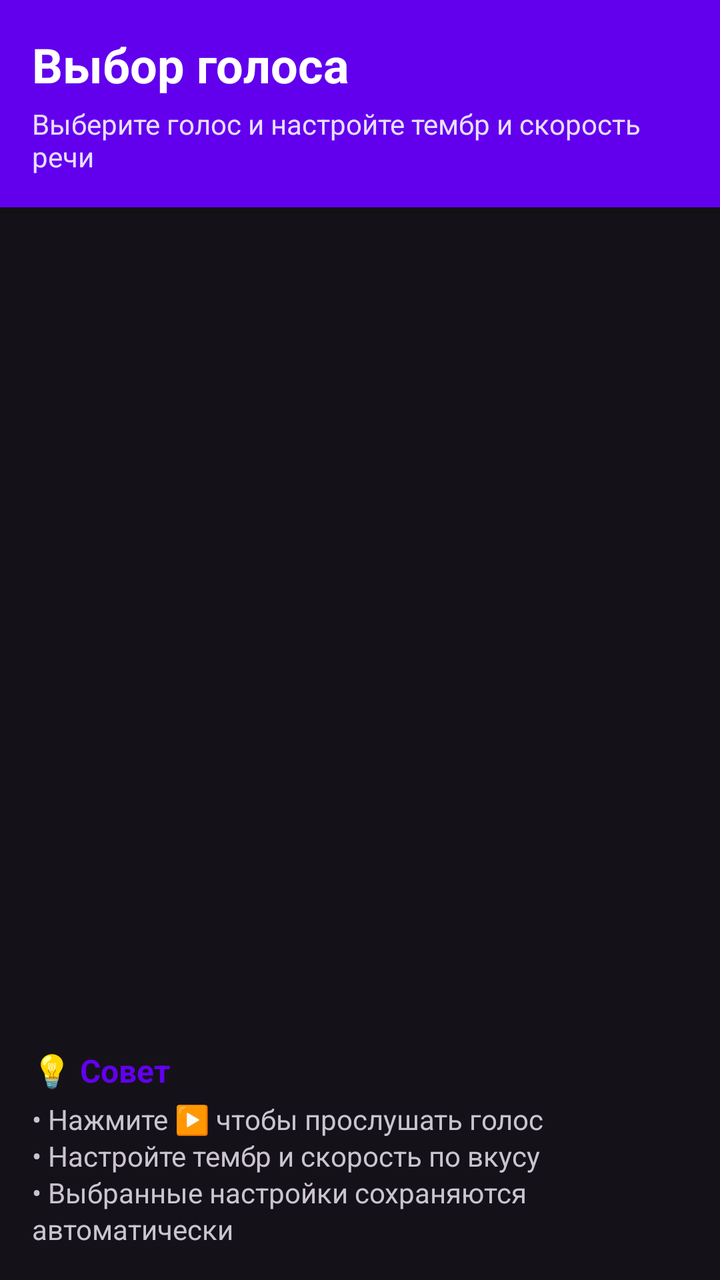
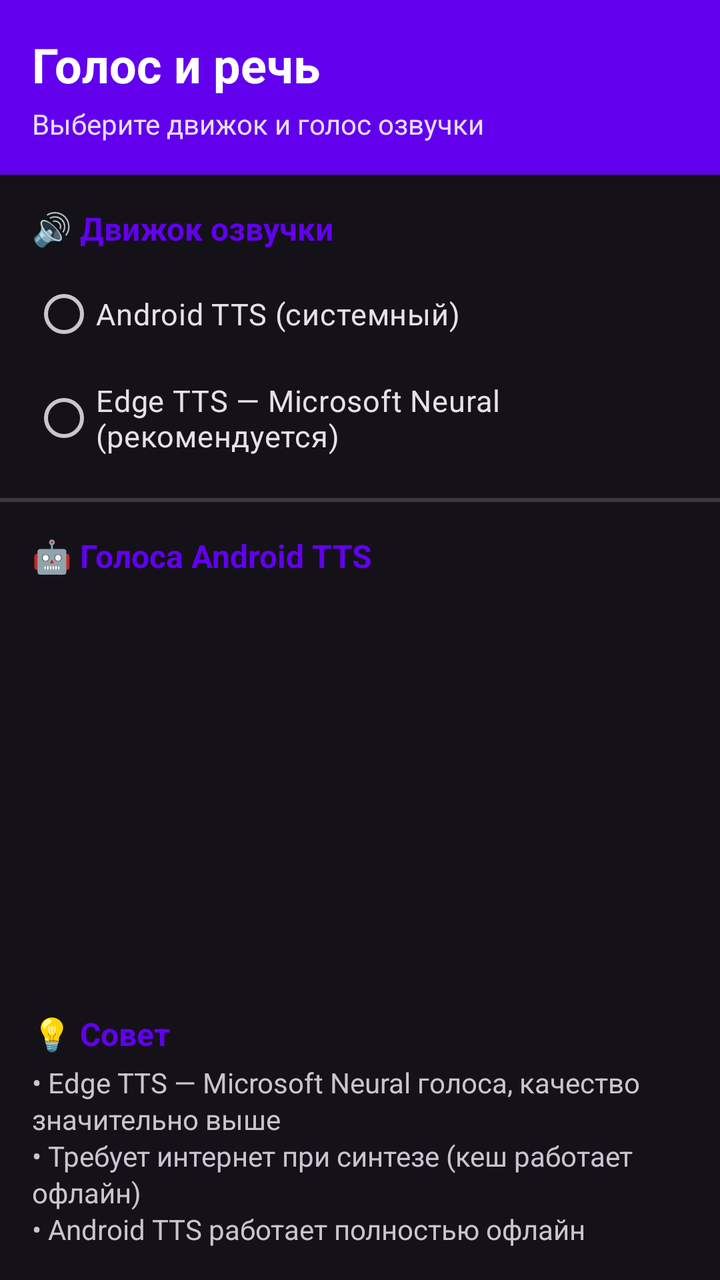

An Android layout rendered at two revisions. The XML below is the earlier revision; the diff shows what the commit changed to produce the second picture.
<!-- AndroidManifest.xml: application theme Theme.TelegramNewsReader -->
<!-- res/layout/activity_voice_selection.xml -->
<?xml version="1.0" encoding="utf-8"?>
<LinearLayout xmlns:android="http://schemas.android.com/apk/res/android"
    android:id="@+id/main"
    android:layout_width="match_parent"
    android:layout_height="match_parent"
    android:orientation="vertical"
    android:background="?android:attr/colorBackground">

    
    <LinearLayout
        android:layout_width="match_parent"
        android:layout_height="wrap_content"
        android:orientation="vertical"
        android:padding="16dp"
        android:background="?attr/colorPrimary"
        android:elevation="4dp">

        <TextView
            android:layout_width="wrap_content"
            android:layout_height="wrap_content"
            android:text="Выбор голоса"
            android:textSize="24sp"
            android:textStyle="bold"
            android:textColor="?attr/colorOnPrimary" />

        <TextView
            android:layout_width="wrap_content"
            android:layout_height="wrap_content"
            android:text="Выберите голос и настройте тембр и скорость речи"
            android:textSize="14sp"
            android:textColor="?attr/colorOnPrimary"
            android:layout_marginTop="4dp"
            android:alpha="0.87" />
    </LinearLayout>

    
    <androidx.recyclerview.widget.RecyclerView
        android:id="@+id/recyclerVoices"
        android:layout_width="match_parent"
        android:layout_height="0dp"
        android:layout_weight="1"
        android:scrollbars="vertical"
        android:clipToPadding="false"
        android:paddingTop="8dp"
        android:paddingBottom="8dp" />

    
    <LinearLayout
        android:layout_width="match_parent"
        android:layout_height="wrap_content"
        android:orientation="vertical"
        android:padding="16dp"
        android:background="?attr/colorSurface"
        android:elevation="4dp">

        <TextView
            android:layout_width="wrap_content"
            android:layout_height="wrap_content"
            android:text="💡 Совет"
            android:textStyle="bold"
            android:textColor="?attr/colorPrimary"
            android:textSize="16sp" />

        <TextView
            android:layout_width="wrap_content"
            android:layout_height="wrap_content"
            android:text="• Нажмите ▶️ чтобы прослушать голос\n• Настройте тембр и скорость по вкусу\n• Выбранные настройки сохраняются автоматически"
            android:textSize="14sp"
            android:textColor="?android:attr/textColorSecondary"
            android:layout_marginTop="4dp"
            android:lineSpacingExtra="2dp" />
    </LinearLayout>
</LinearLayout>
<!-- resources referenced by this layout -->
<resources>
  <style name="Theme.TelegramNewsReader" parent="Theme.TelegramNewsReader.Purple" />
  <style name="Theme.TelegramNewsReader.Purple" parent="Theme.Material3.Dark.NoActionBar">
          <item name="colorPrimary">@color/purple_500</item>
          <item name="colorPrimaryVariant">@color/purple_700</item>
          <item name="colorOnPrimary">@color/white</item>
          <item name="android:statusBarColor">?attr/colorPrimaryVariant</item>
          <item name="actionBarStyle">@style/CustomActionBarStyle</item>
      </style>
  <color name="purple_500">#FF6200EE</color>
  <color name="purple_700">#FF3700B3</color>
  <color name="white">#FFFFFFFF</color>
  <style name="CustomActionBarStyle" parent="Widget.Material3.ActionBar.Solid">
          <item name="titleTextStyle">@style/CustomActionBarTitle</item>
          <item name="android:titleTextStyle">@style/CustomActionBarTitle</item>
      </style>
  <style name="CustomActionBarTitle" parent="TextAppearance.Material3.ActionBar.Title">
          <item name="android:textSize">18sp</item>
          <item name="android:textStyle">bold</item>
          <item name="android:textColor">@color/white</item>
          <item name="android:gravity">center</item>
          <item name="android:layout_gravity">center</item>
      </style>
</resources>

<!-- the commit's change to res/layout/activity_voice_selection.xml (unified diff, before → after) -->
@@ -18,7 +18,7 @@
         <TextView
             android:layout_width="wrap_content"
             android:layout_height="wrap_content"
-            android:text="Выбор голоса"
+            android:text="Голос и речь"
             android:textSize="24sp"
             android:textStyle="bold"
             android:textColor="?attr/colorOnPrimary" />
@@ -26,23 +26,197 @@
         <TextView
             android:layout_width="wrap_content"
             android:layout_height="wrap_content"
-            android:text="Выберите голос и настройте тембр и скорость речи"
+            android:text="Выберите движок и голос озвучки"
             android:textSize="14sp"
             android:textColor="?attr/colorOnPrimary"
             android:layout_marginTop="4dp"
             android:alpha="0.87" />
     </LinearLayout>
 
-    
-    <androidx.recyclerview.widget.RecyclerView
-        android:id="@+id/recyclerVoices"
+    <ScrollView
         android:layout_width="match_parent"
         android:layout_height="0dp"
-        android:layout_weight="1"
-        android:scrollbars="vertical"
-        android:clipToPadding="false"
-        android:paddingTop="8dp"
-        android:paddingBottom="8dp" />
+        android:layout_weight="1">
+
+        <LinearLayout
+            android:layout_width="match_parent"
+            android:layout_height="wrap_content"
+            android:orientation="vertical">
+
+            
+            <LinearLayout
+                android:layout_width="match_parent"
+                android:layout_height="wrap_content"
+                android:orientation="vertical"
+                android:padding="16dp">
+
+                <TextView
+                    android:layout_width="wrap_content"
+                    android:layout_height="wrap_content"
+                    android:text="🔊 Движок озвучки"
+                    android:textStyle="bold"
+                    android:textSize="16sp"
+                    android:textColor="?attr/colorPrimary" />
+
+                <RadioGroup
+                    android:id="@+id/rgTtsEngine"
+                    android:layout_width="match_parent"
+                    android:layout_height="wrap_content"
+                    android:orientation="vertical"
+                    android:layout_marginTop="8dp">
+
+                    <RadioButton
+                        android:id="@+id/rbAndroid"
+                        android:layout_width="wrap_content"
+                        android:layout_height="wrap_content"
+                        android:text="Android TTS (системный)"
+                        android:textSize="15sp" />
+
+                    <RadioButton
+                        android:id="@+id/rbEdge"
+                        android:layout_width="wrap_content"
+                        android:layout_height="wrap_content"
+                        android:text="Edge TTS — Microsoft Neural (рекомендуется)"
+                        android:textSize="15sp"
+                        android:layout_marginTop="4dp" />
+                </RadioGroup>
+            </LinearLayout>
+
+            <View
+                android:layout_width="match_parent"
+                android:layout_height="1dp"
+                android:background="?attr/colorOutline"
+                android:alpha="0.3" />
+
+            
+            <LinearLayout
+                android:id="@+id/layoutEdgeSettings"
+                android:layout_width="match_parent"
+                android:layout_height="wrap_content"
+                android:orientation="vertical"
+                android:padding="16dp"
+                android:visibility="gone">
+
+                <TextView
+                    android:layout_width="wrap_content"
+                    android:layout_height="wrap_content"
+                    android:text="🎙 Настройки Edge TTS"
+                    android:textStyle="bold"
+                    android:textSize="16sp"
+                    android:textColor="?attr/colorPrimary" />
+
+                
+                <TextView
+                    android:layout_width="wrap_content"
+                    android:layout_height="wrap_content"
+                    android:text="Голос"
+                    android:textSize="14sp"
+                    android:textColor="?android:attr/textColorSecondary"
+                    android:layout_marginTop="12dp" />
+
+                <Spinner
+                    android:id="@+id/spinnerEdgeVoice"
+                    android:layout_width="match_parent"
+                    android:layout_height="wrap_content"
+                    android:layout_marginTop="4dp" />
+
+                
+                <LinearLayout
+                    android:layout_width="match_parent"
+                    android:layout_height="wrap_content"
+                    android:orientation="horizontal"
+                    android:layout_marginTop="16dp"
+                    android:gravity="center_vertical">
+
+                    <TextView
+                        android:layout_width="0dp"
+                        android:layout_height="wrap_content"
+                        android:layout_weight="1"
+                        android:text="Скорость речи"
+                        android:textSize="14sp"
+                        android:textColor="?android:attr/textColorSecondary" />
+
+                    <TextView
+                        android:id="@+id/tvEdgeRate"
+                        android:layout_width="wrap_content"
+                        android:layout_height="wrap_content"
+                        android:text="+0%"
+                        android:textSize="14sp"
+                        android:textStyle="bold"
+                        android:textColor="?attr/colorPrimary" />
+                </LinearLayout>
+
+                <SeekBar
+                    android:id="@+id/sbEdgeRate"
+                    android:layout_width="match_parent"
+                    android:layout_height="wrap_content"
+                    android:layout_marginTop="4dp"
+                    android:max="150"
+                    android:progress="50" />
+
+                <LinearLayout
+                    android:layout_width="match_parent"
+                    android:layout_height="wrap_content"
+                    android:orientation="horizontal">
+                    <TextView
+                        android:layout_width="wrap_content"
+                        android:layout_height="wrap_content"
+                        android:text="-50%"
+                        android:textSize="11sp"
+                        android:textColor="?android:attr/textColorTertiary" />
+                    <View android:layout_width="0dp" android:layout_height="0dp" android:layout_weight="1" />
+                    <TextView
+                        android:layout_width="wrap_content"
+                        android:layout_height="wrap_content"
+                        android:text="+100%"
+                        android:textSize="11sp"
+                        android:textColor="?android:attr/textColorTertiary" />
+                </LinearLayout>
+
+                
+                <Button
+                    android:id="@+id/btnTestEdge"
+                    android:layout_width="wrap_content"
+                    android:layout_height="wrap_content"
+                    android:text="▶ Тест Edge голоса"
+                    android:layout_marginTop="16dp" />
+
+            </LinearLayout>
+
+            <View
+                android:layout_width="match_parent"
+                android:layout_height="1dp"
+                android:background="?attr/colorOutline"
+                android:alpha="0.3" />
+
+            
+            <LinearLayout
+                android:id="@+id/layoutAndroidSettings"
+                android:layout_width="match_parent"
+                android:layout_height="wrap_content"
+                android:orientation="vertical">
+
+                <TextView
+                    android:layout_width="wrap_content"
+                    android:layout_height="wrap_content"
+                    android:text="🤖 Голоса Android TTS"
+                    android:textStyle="bold"
+                    android:textSize="16sp"
+                    android:textColor="?attr/colorPrimary"
+                    android:padding="16dp"
+                    android:paddingBottom="8dp" />
+
+                <androidx.recyclerview.widget.RecyclerView
+                    android:id="@+id/recyclerVoices"
+                    android:layout_width="match_parent"
+                    android:layout_height="wrap_content"
+                    android:nestedScrollingEnabled="false"
+                    android:clipToPadding="false"
+                    android:paddingBottom="8dp" />
+            </LinearLayout>
+
+        </LinearLayout>
+    </ScrollView>
 
     
     <LinearLayout
@@ -64,7 +238,7 @@
         <TextView
             android:layout_width="wrap_content"
             android:layout_height="wrap_content"
-            android:text="• Нажмите ▶️ чтобы прослушать голос\n• Настройте тембр и скорость по вкусу\n• Выбранные настройки сохраняются автоматически"
+            android:text="• Edge TTS — Microsoft Neural голоса, качество значительно выше\n• Требует интернет при синтезе (кеш работает офлайн)\n• Android TTS работает полностью офлайн"
             android:textSize="14sp"
             android:textColor="?android:attr/textColorSecondary"
             android:layout_marginTop="4dp"
